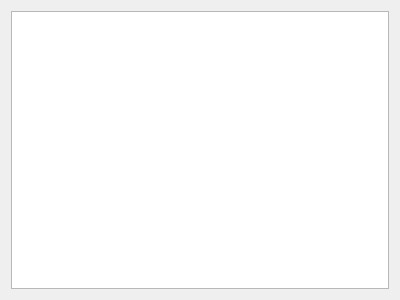
janos-ijgyarto/vadon, file tools/editor/application/VadonEditor/UI/Model/Property/PropertyPlainTextEdit.ui: the form before one commit.
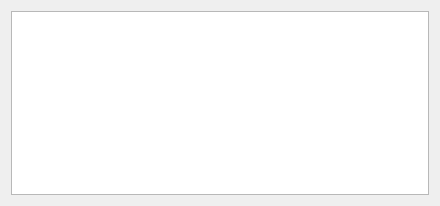
The form after the commit.

The edit to the form file:
```diff
--- a/tools/editor/application/VadonEditor/UI/Model/Property/PropertyPlainTextEdit.ui
+++ b/tools/editor/application/VadonEditor/UI/Model/Property/PropertyPlainTextEdit.ui
@@ -6,16 +6,41 @@
    <rect>
     <x>0</x>
     <y>0</y>
-    <width>400</width>
-    <height>300</height>
+    <width>440</width>
+    <height>206</height>
    </rect>
   </property>
+  <property name="sizePolicy">
+   <sizepolicy hsizetype="Expanding" vsizetype="Expanding">
+    <horstretch>0</horstretch>
+    <verstretch>0</verstretch>
+   </sizepolicy>
+  </property>
+  <property name="maximumSize">
+   <size>
+    <width>16777215</width>
+    <height>16777215</height>
+   </size>
+  </property>
   <property name="windowTitle">
    <string>PropertyPlainTextEdit</string>
   </property>
   <layout class="QHBoxLayout" name="mainLayout">
    <item>
-    <widget class="QPlainTextEdit" name="plainTextEdit"/>
+    <widget class="QPlainTextEdit" name="plainTextEdit">
+     <property name="sizePolicy">
+      <sizepolicy hsizetype="Expanding" vsizetype="Expanding">
+       <horstretch>0</horstretch>
+       <verstretch>0</verstretch>
+      </sizepolicy>
+     </property>
+     <property name="maximumSize">
+      <size>
+       <width>16777215</width>
+       <height>350</height>
+      </size>
+     </property>
+    </widget>
    </item>
   </layout>
  </widget>
```
